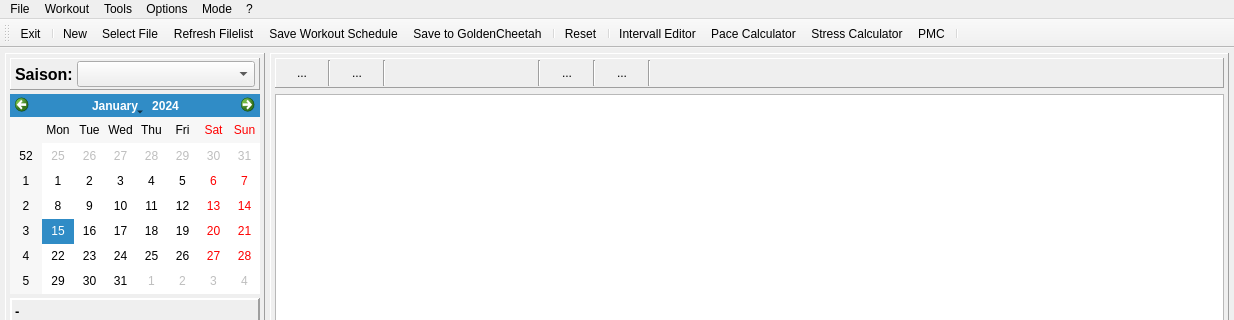
Before: the Qt Designer form mainwindow.ui in Tria-Andy/WorkoutEditor, drawn with Qt 5; both pictures show x 0 to 1234 and y 0 to 320 of the 1234 by 766 pixel window.
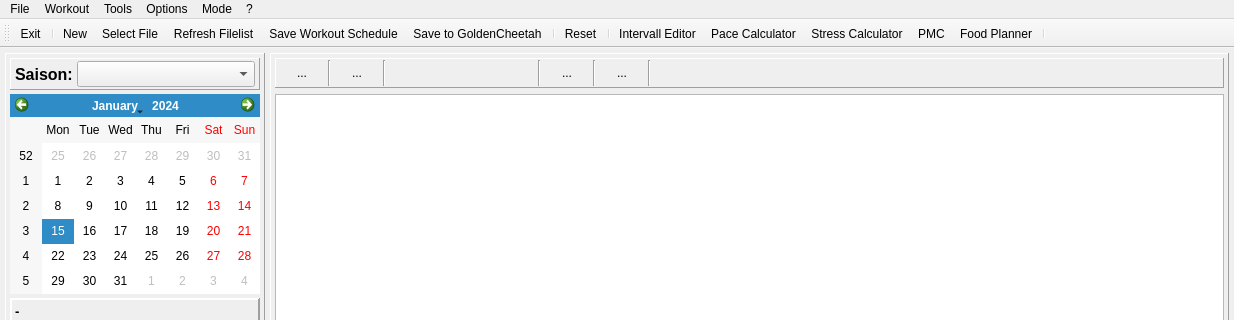
After: the same form once the commit is applied. Icons and pictures are not drawn. Custom widgets are drawn as their Qt base class.

```diff
--- a/mainwindow.ui
+++ b/mainwindow.ui
@@ -1797,6 +1797,7 @@
    <addaction name="actionPace_Calculator"/>
    <addaction name="actionStress_Calculator"/>
    <addaction name="actionPMC"/>
+   <addaction name="actionFood_Planner"/>
    <addaction name="separator"/>
   </widget>
   <widget class="QStatusBar" name="statusBar"/>
@@ -1995,6 +1996,15 @@
     <string>Refresh Filelist</string>
    </property>
   </action>
+  <action name="actionFood_Planner">
+   <property name="icon">
+    <iconset resource="resources.qrc">
+     <normaloff>:/images/icons/Food.png</normaloff>:/images/icons/Food.png</iconset>
+   </property>
+   <property name="text">
+    <string>Food Planner</string>
+   </property>
+  </action>
  </widget>
  <layoutdefault spacing="6" margin="11"/>
  <customwidgets>
```
Left out of the diff: 1 changed line with no effect on the pictures.
